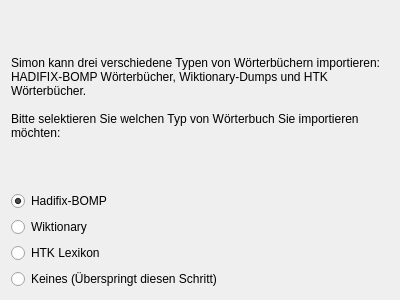
KDE/simon, file simon/src/simonmodelmanagementui/ImportDict/importdictselectsourcepage.ui: the form before one commit.
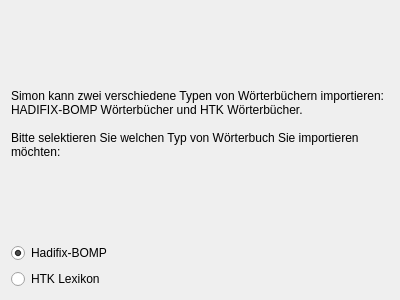
The form after the commit.

Commit message: Removed wiktionary import, readding the remote import configuration, removed unnescessary trainingstext

```diff
--- a/simon/src/simonmodelmanagementui/ImportDict/importdictselectsourcepage.ui
+++ b/simon/src/simonmodelmanagementui/ImportDict/importdictselectsourcepage.ui
@@ -16,7 +16,7 @@
    <item>
     <widget class="QLabel" name="label" >
      <property name="text" >
-      <string>Simon kann drei verschiedene Typen von Wörterbüchern importieren: HADIFIX-BOMP Wörterbücher, Wiktionary-Dumps und HTK Wörterbücher.
+      <string>Simon kann zwei verschiedene Typen von Wörterbüchern importieren: HADIFIX-BOMP Wörterbücher und HTK Wörterbücher.
 
 Bitte selektieren Sie welchen Typ von Wörterbuch Sie importieren möchten:</string>
      </property>
@@ -35,13 +35,6 @@
      </property>
     </widget>
    </item>
-   <item>
-    <widget class="QRadioButton" name="rbWiktionary" >
-     <property name="text" >
-      <string>Wiktionary</string>
-     </property>
-    </widget>
-   </item>
    <item>
     <widget class="QRadioButton" name="rbHTK" >
      <property name="text" >
@@ -49,13 +42,6 @@
      </property>
     </widget>
    </item>
-   <item>
-    <widget class="QRadioButton" name="rbNone" >
-     <property name="text" >
-      <string>Keines (Überspringt diesen Schritt)</string>
-     </property>
-    </widget>
-   </item>
   </layout>
  </widget>
  <resources/>
```
The commit also changes 21 other files.
